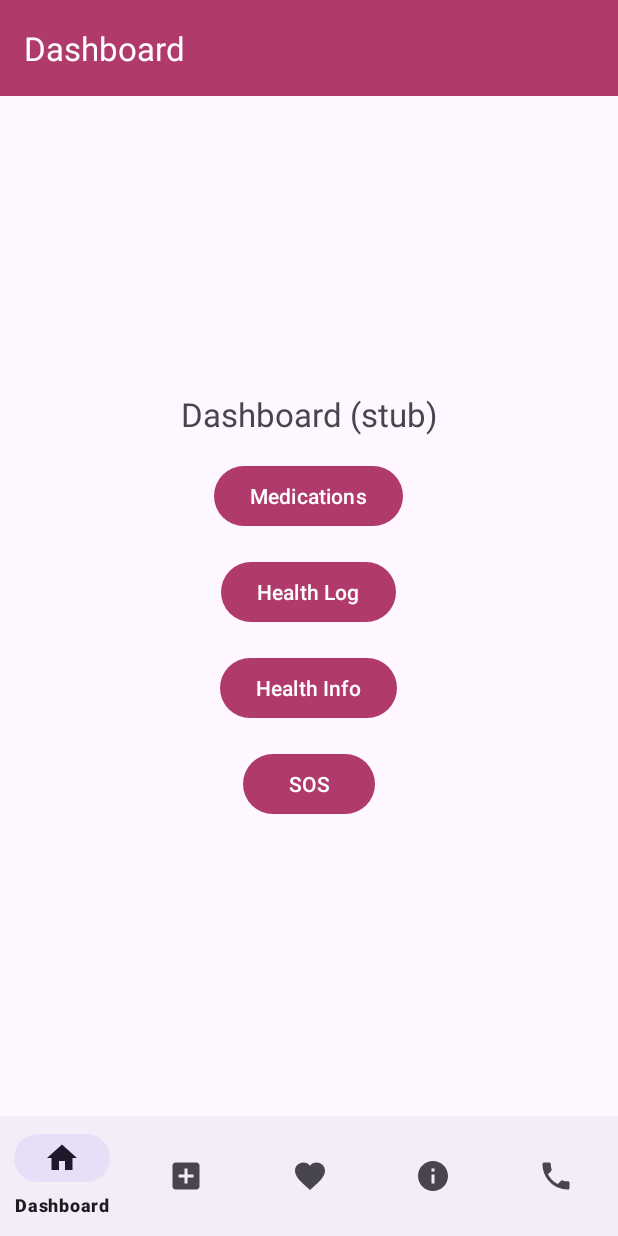
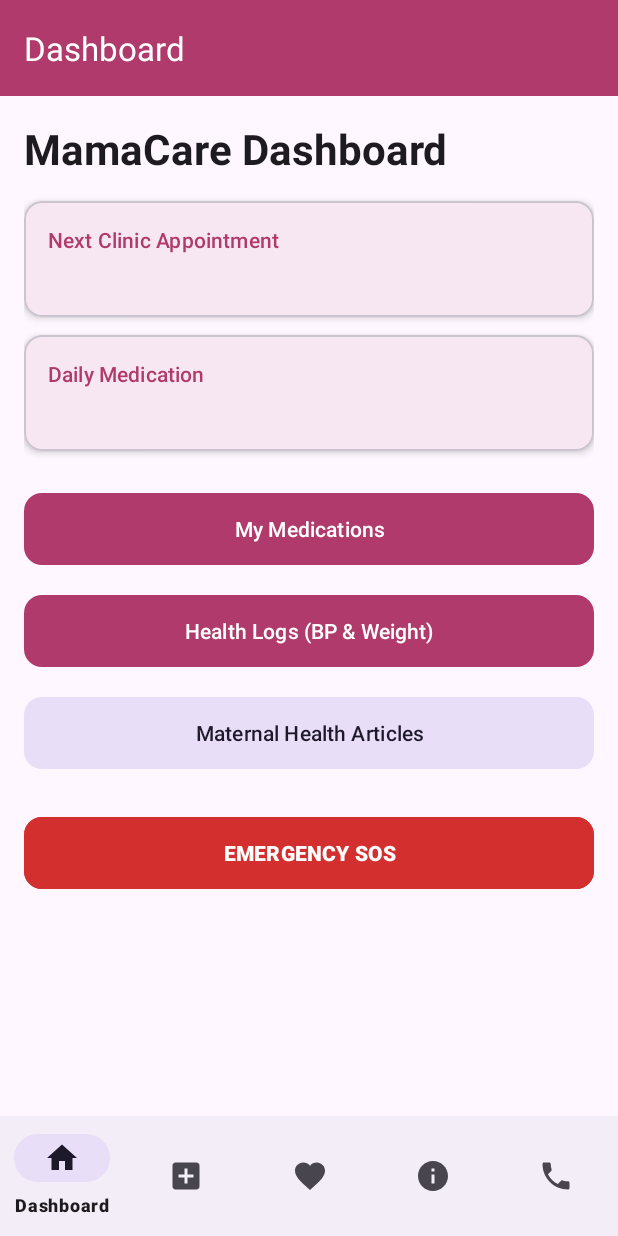
Before and after one commit to Ve3-nus/Mama-Care, an Android app: the screen it shows after launch (MainActivity), on a phone screen of 412 x 824 dp. Run offline under Robolectric (Android 15) with nearby library versions, the phone set to English and light mode, and no system bars; our stand-ins replace data binding, navigation-ui.

Commit message:
feat: design Material dashboard layout with data binding

```diff
--- a/app/src/main/res/layout/fragment_dashboard.xml
+++ b/app/src/main/res/layout/fragment_dashboard.xml
@@ -1,41 +1,159 @@
 <?xml version="1.0" encoding="utf-8"?>
-<!-- STUB: UI members replace this with the real layout -->
-<LinearLayout xmlns:android="http://schemas.android.com/apk/res/android"
+<layout xmlns:android="http://schemas.android.com/apk/res/android"
+    xmlns:app="http://schemas.android.com/apk/res-auto"
+    xmlns:tools="http://schemas.android.com/tools">
+
+    <data>
+        <variable
+            name="nextAppointment"
+            type="String" />
+        <variable
+            name="dailyMedication"
+            type="String" />
+    </data>
+
+    <androidx.core.widget.NestedScrollView
         android:layout_width="match_parent"
         android:layout_height="match_parent"
-    android:gravity="center"
-    android:orientation="vertical"
-    android:padding="24dp">
+        android:fillViewport="true">
+
+        <androidx.constraintlayout.widget.ConstraintLayout
+            android:layout_width="match_parent"
+            android:layout_height="wrap_content"
+            android:padding="16dp">
 
             <TextView
-        android:id="@+id/tvTitle"
+                android:id="@+id/tvWelcomeHeader"
+                android:layout_width="0dp"
+                android:layout_height="wrap_content"
+                android:text="MamaCare Dashboard"
+                android:textAppearance="?attr/textAppearanceHeadlineMedium"
+                android:textStyle="bold"
+                app:layout_constraintEnd_toEndOf="parent"
+                app:layout_constraintStart_toStartOf="parent"
+                app:layout_constraintTop_toTopOf="parent" />
+
+            <!-- Next Appointment Summary Card -->
+            <com.google.android.material.card.MaterialCardView
+                android:id="@+id/cardAppointment"
+                android:layout_width="0dp"
+                android:layout_height="wrap_content"
+                android:layout_marginTop="16dp"
+                app:cardCornerRadius="12dp"
+                app:cardElevation="3dp"
+                app:layout_constraintEnd_toEndOf="parent"
+                app:layout_constraintStart_toStartOf="parent"
+                app:layout_constraintTop_toBottomOf="@id/tvWelcomeHeader">
+
+                <LinearLayout
+                    android:layout_width="match_parent"
+                    android:layout_height="wrap_content"
+                    android:orientation="vertical"
+                    android:padding="16dp">
+
+                    <TextView
                         android:layout_width="wrap_content"
                         android:layout_height="wrap_content"
-        android:text="Dashboard (stub)"
-        android:textSize="22sp" />
+                        android:text="Next Clinic Appointment"
+                        android:textAppearance="?attr/textAppearanceLabelLarge"
+                        android:textColor="?attr/colorPrimary" />
 
-    <Button
-        android:id="@+id/btnMedications"
+                    <TextView
+                        android:id="@+id/tvNextAppointment"
+                        android:layout_width="match_parent"
+                        android:layout_height="wrap_content"
+                        android:layout_marginTop="4dp"
+                        android:text='@{nextAppointment ?? "No upcoming appointments"}'
+                        android:textAppearance="?attr/textAppearanceBodyLarge"
+                        tools:text="Thursday, Nov 26 • 10:00 AM" />
+                </LinearLayout>
+            </com.google.android.material.card.MaterialCardView>
+
+            <!-- Daily Medication Summary Card -->
+            <com.google.android.material.card.MaterialCardView
+                android:id="@+id/cardDailyMed"
+                android:layout_width="0dp"
+                android:layout_height="wrap_content"
+                android:layout_marginTop="12dp"
+                app:cardCornerRadius="12dp"
+                app:cardElevation="3dp"
+                app:layout_constraintEnd_toEndOf="parent"
+                app:layout_constraintStart_toStartOf="parent"
+                app:layout_constraintTop_toBottomOf="@id/cardAppointment">
+
+                <LinearLayout
+                    android:layout_width="match_parent"
+                    android:layout_height="wrap_content"
+                    android:orientation="vertical"
+                    android:padding="16dp">
+
+                    <TextView
                         android:layout_width="wrap_content"
                         android:layout_height="wrap_content"
-        android:layout_marginTop="16dp"
-        android:text="Medications" />
-    <Button
+                        android:text="Daily Medication"
+                        android:textAppearance="?attr/textAppearanceLabelLarge"
+                        android:textColor="?attr/colorPrimary" />
+
+                    <TextView
+                        android:id="@+id/tvDailyMedication"
+                        android:layout_width="match_parent"
+                        android:layout_height="wrap_content"
+                        android:layout_marginTop="4dp"
+                        android:text='@{dailyMedication ?? "All medications taken for today"}'
+                        android:textAppearance="?attr/textAppearanceBodyLarge"
+                        tools:text="Folic Acid (400mcg) • 8:00 AM" />
+                </LinearLayout>
+            </com.google.android.material.card.MaterialCardView>
+
+            <!-- Navigation Buttons (Matching Venus's exact IDs) -->
+            <com.google.android.material.button.MaterialButton
+                android:id="@+id/btnMedications"
+                android:layout_width="0dp"
+                android:layout_height="56dp"
+                android:layout_marginTop="24dp"
+                android:text="My Medications"
+                app:cornerRadius="12dp"
+                app:layout_constraintEnd_toEndOf="parent"
+                app:layout_constraintStart_toStartOf="parent"
+                app:layout_constraintTop_toBottomOf="@id/cardDailyMed" />
+
+            <com.google.android.material.button.MaterialButton
                 android:id="@+id/btnHealthLog"
-        android:layout_width="wrap_content"
-        android:layout_height="wrap_content"
-        android:layout_marginTop="16dp"
-        android:text="Health Log" />
-    <Button
+                android:layout_width="0dp"
+                android:layout_height="56dp"
+                android:layout_marginTop="12dp"
+                android:text="Health Logs (BP &amp; Weight)"
+                app:cornerRadius="12dp"
+                app:layout_constraintEnd_toEndOf="parent"
+                app:layout_constraintStart_toStartOf="parent"
+                app:layout_constraintTop_toBottomOf="@id/btnMedications" />
+
+            <com.google.android.material.button.MaterialButton
                 android:id="@+id/btnHealthInfo"
-        android:layout_width="wrap_content"
-        android:layout_height="wrap_content"
-        android:layout_marginTop="16dp"
-        android:text="Health Info" />
-    <Button
+                style="@style/Widget.Material3.Button.TonalButton"
+                android:layout_width="0dp"
+                android:layout_height="56dp"
+                android:layout_marginTop="12dp"
+                android:text="Maternal Health Articles"
+                app:cornerRadius="12dp"
+                app:layout_constraintEnd_toEndOf="parent"
+                app:layout_constraintStart_toStartOf="parent"
+                app:layout_constraintTop_toBottomOf="@id/btnHealthLog" />
+
+            <com.google.android.material.button.MaterialButton
                 android:id="@+id/btnSos"
-        android:layout_width="wrap_content"
-        android:layout_height="wrap_content"
-        android:layout_marginTop="16dp"
-        android:text="SOS" />
-</LinearLayout>
+                android:layout_width="0dp"
+                android:layout_height="56dp"
+                android:layout_marginTop="24dp"
+                android:backgroundTint="#D32F2F"
+                android:text="EMERGENCY SOS"
+                android:textColor="@android:color/white"
+                android:textStyle="bold"
+                app:cornerRadius="12dp"
+                app:layout_constraintEnd_toEndOf="parent"
+                app:layout_constraintStart_toStartOf="parent"
+                app:layout_constraintTop_toBottomOf="@id/btnHealthInfo" />
+
+        </androidx.constraintlayout.widget.ConstraintLayout>
+    </androidx.core.widget.NestedScrollView>
+</layout>
```
Lines whose indentation alone changed are shown as unchanged.
